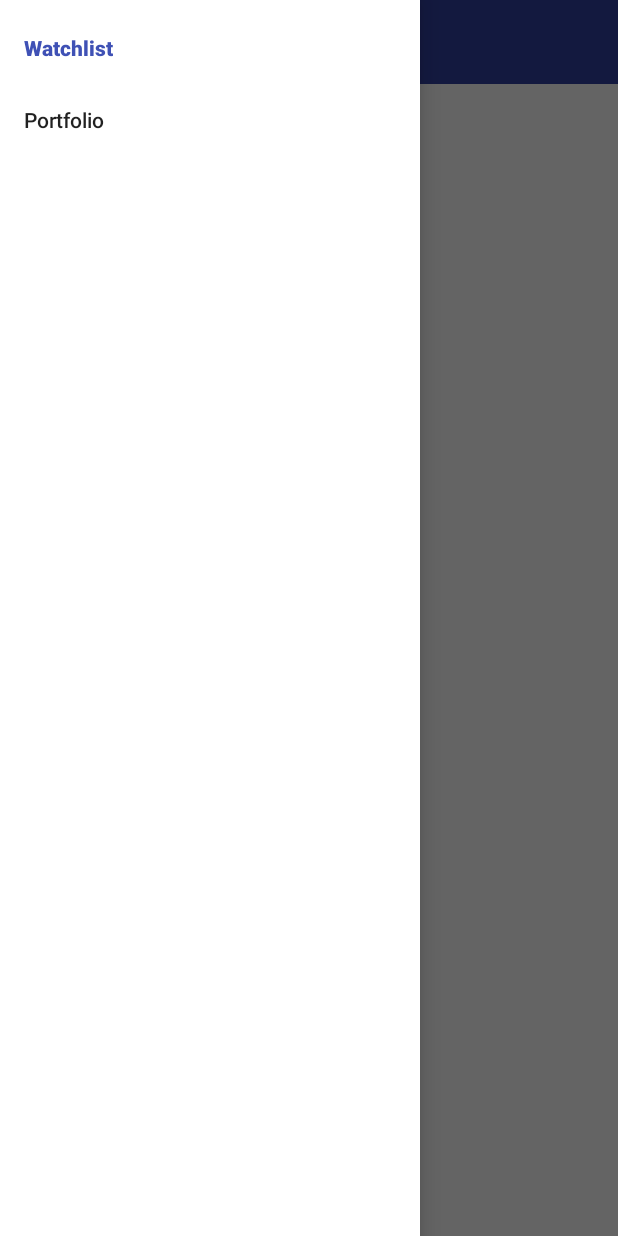
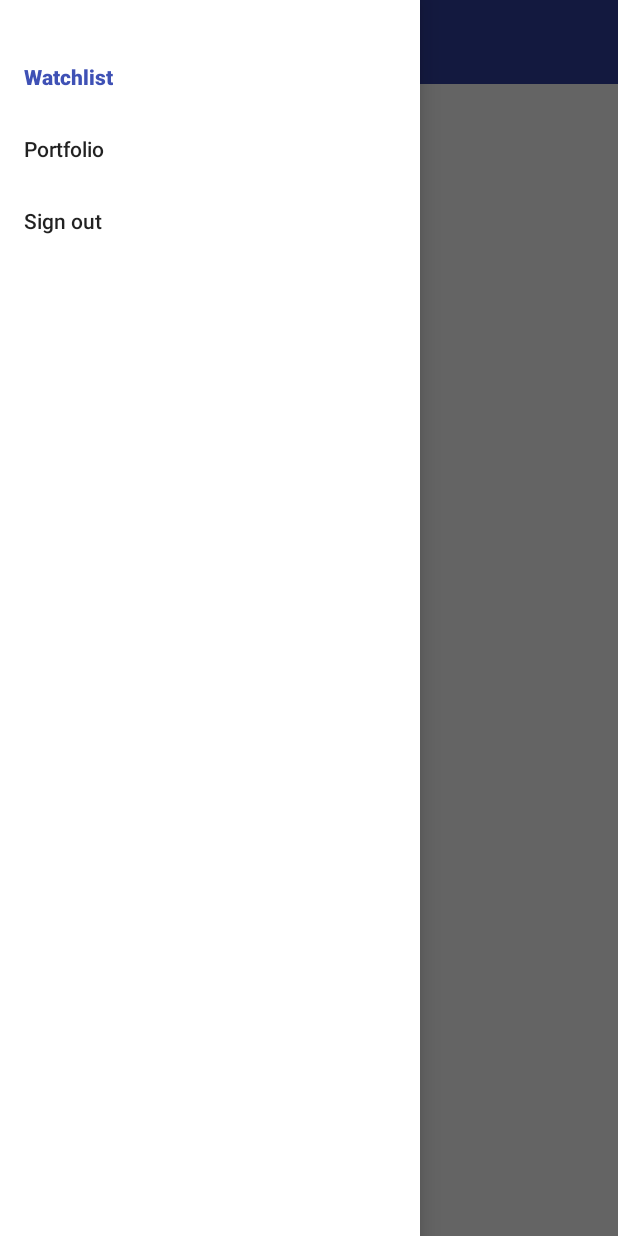
Before and after one commit to VirtualRobinhood/Robinhood, an Android app: the screen it shows after launch once a user with an empty profile is signed in (MainActivity), with the side drawer open, on a phone screen of 412 x 824 dp. Run offline under Robolectric (Android 15) with nearby library versions, the phone set to English and light mode, and no system bars; our stand-ins replace Firebase (no records; nobody signed in at launch, a user with empty details on screens opened directly); libraries missing offline, so code that uses them is left out: com.crashlytics.android, io.fabric.sdk; 1 statement that could not run was skipped.

Commit message:
--added nav header and moved sign out action into the nav drawer

```diff
--- a/app/src/main/java/com/codepath/virtualrobinhood/activities/LoginActivity.java
+++ b/app/src/main/java/com/codepath/virtualrobinhood/activities/LoginActivity.java
@@ -16,8 +16,6 @@ import com.google.android.gms.auth.api.signin.GoogleSignInOptions;
 import com.google.android.gms.auth.api.signin.GoogleSignInResult;
 import com.google.android.gms.common.ConnectionResult;
 import com.google.android.gms.common.api.GoogleApiClient;
-import com.google.android.gms.common.api.ResultCallback;
-import com.google.android.gms.common.api.Status;
 import com.google.android.gms.tasks.OnCompleteListener;
 import com.google.android.gms.tasks.Task;
 import com.google.firebase.auth.AuthCredential;
@@ -31,7 +29,7 @@ import io.fabric.sdk.android.Fabric;
 public class LoginActivity extends AppCompatActivity implements GoogleApiClient.OnConnectionFailedListener,
         View.OnClickListener {
 
-    private static final String TAG = "virtualrobinhood";
+    private static final String TAG = "vr:LoginActivity";
     private static final int RC_SIGN_IN = 9001;
 
     private FirebaseAuth mAuth;
@@ -58,8 +56,6 @@ public class LoginActivity extends AppCompatActivity implements GoogleApiClient.
         mAuth = FirebaseAuth.getInstance();
 
         findViewById(R.id.sign_in_button).setOnClickListener(this);
-        findViewById(R.id.btnSignOut).setOnClickListener(this);
-        findViewById(R.id.btnRevoke).setOnClickListener(this);
     }
 
     @Override
@@ -117,41 +113,15 @@ public class LoginActivity extends AppCompatActivity implements GoogleApiClient.
         startActivityForResult(signInIntent, RC_SIGN_IN);
     }
 
-    private void signOut() {
-        // Firebase sign out
-        mAuth.signOut();
-
-        // Google sign out
-        Auth.GoogleSignInApi.signOut(mGoogleApiClient).setResultCallback(
-                new ResultCallback<Status>() {
-                    @Override
-                    public void onResult(@NonNull Status status) {
-                        updateUI(null);
-                    }
-                });
-    }
-
-    private void revokeAccess() {
-        // Firebase sign out
-        mAuth.signOut();
-
-        // Google revoke access
-        Auth.GoogleSignInApi.revokeAccess(mGoogleApiClient).setResultCallback(
-                new ResultCallback<Status>() {
-                    @Override
-                    public void onResult(@NonNull Status status) {
-                        updateUI(null);
-                    }
-                });
-    }
-
     private void updateUI(FirebaseUser user) {
         if (user != null) {
             Intent intent = new Intent(this, MainActivity.class);
-            intent.putExtra("Email", user.getEmail());
+            intent.putExtra("uid", user.getUid());
+            intent.putExtra("email", user.getEmail());
+            intent.putExtra("displayName", user.getDisplayName());
             startActivity(intent);
         } else {
-            Toast.makeText(this, "Failed to sign in.", Toast.LENGTH_SHORT).show();
+            Log.d(TAG, "Failed to sign in an user.");
         }
     }
 
@@ -169,12 +139,6 @@ public class LoginActivity extends AppCompatActivity implements GoogleApiClient.
             case R.id.sign_in_button:
                 signIn();
                 break;
-            case R.id.btnSignOut:
-                signOut();
-                break;
-            case R.id.btnRevoke:
-                revokeAccess();
-                break;
             default:
                 break;
         }
--- a/app/src/main/java/com/codepath/virtualrobinhood/activities/MainActivity.java
+++ b/app/src/main/java/com/codepath/virtualrobinhood/activities/MainActivity.java
@@ -1,7 +1,9 @@
 package com.codepath.virtualrobinhood.activities;
 
+import android.content.Intent;
 import android.content.res.Configuration;
 import android.os.Bundle;
+import android.support.annotation.NonNull;
 import android.support.design.widget.NavigationView;
 import android.support.v4.app.Fragment;
 import android.support.v4.app.FragmentManager;
@@ -9,35 +11,60 @@ import android.support.v4.widget.DrawerLayout;
 import android.support.v7.app.ActionBarDrawerToggle;
 import android.support.v7.app.AppCompatActivity;
 import android.support.v7.widget.Toolbar;
+import android.util.Log;
 import android.view.MenuItem;
+import android.widget.TextView;
+import android.widget.Toast;
 
 import com.codepath.virtualrobinhood.R;
 import com.codepath.virtualrobinhood.fragments.PortfolioFragment;
 import com.codepath.virtualrobinhood.fragments.WatchlistFragment;
+import com.google.android.gms.auth.api.Auth;
+import com.google.android.gms.auth.api.signin.GoogleSignInOptions;
+import com.google.android.gms.common.ConnectionResult;
+import com.google.android.gms.common.api.GoogleApiClient;
+import com.google.android.gms.common.api.ResultCallback;
+import com.google.android.gms.common.api.Status;
+import com.google.firebase.auth.FirebaseAuth;
 
-public class MainActivity extends AppCompatActivity {
+public class MainActivity extends AppCompatActivity implements GoogleApiClient.OnConnectionFailedListener {
+    private static final String TAG = "vr:MainActivity";
 
     private DrawerLayout mDrawer;
     private Toolbar toolbar;
     private NavigationView nvDrawer;
     private ActionBarDrawerToggle drawerToggle;
+    private FirebaseAuth mAuth;
+    private GoogleApiClient mGoogleApiClient;
+    private TextView tvUsername;
 
     @Override
     protected void onCreate(Bundle savedInstanceState) {
         super.onCreate(savedInstanceState);
         setContentView(R.layout.activity_main);
 
-        /*
-        Intent intent = getIntent();
-        TextView tvEmail = (TextView) findViewById(R.id.tvEmail);
-        tvEmail.setText(intent.getStringExtra("Email"));
-        */
-
         // Find the toolbar view inside the activity layout
         toolbar = (Toolbar) findViewById(R.id.toolbar);
         // Sets the Toolbar to act as the ActionBar for this Activity window.
         // Make sure the toolbar exists in the activity and is not null
         setSupportActionBar(toolbar);
+
+        Intent intent = getIntent();
+        NavigationView navigationView = (NavigationView) findViewById(R.id.nvView);
+        tvUsername = navigationView.getHeaderView(0).findViewById(R.id.tvUsername);
+        tvUsername.setText(intent.getStringExtra("displayName"));
+
+        GoogleSignInOptions gso = new GoogleSignInOptions.Builder(GoogleSignInOptions.DEFAULT_SIGN_IN)
+                .requestIdToken(getString(R.string.default_web_client_id))
+                .requestEmail()
+                .build();
+
+        mGoogleApiClient = new GoogleApiClient.Builder(this)
+                .enableAutoManage(this /* FragmentActivity */, this /* OnConnectionFailedListener */)
+                .addApi(Auth.GOOGLE_SIGN_IN_API, gso)
+                .build();
+
+        mAuth = FirebaseAuth.getInstance();
 
         // Find our drawer view
         mDrawer = (DrawerLayout) findViewById(R.id.drawer_layout);
@@ -78,6 +105,9 @@ public class MainActivity extends AppCompatActivity {
             case R.id.nav_portfolio:
                 fragmentClass = PortfolioFragment.class;
                 break;
+            case R.id.nav_sign_out:
+                signOut();
+                return;
             default:
                 fragmentClass = PortfolioFragment.class;
         }
@@ -126,9 +156,32 @@ public class MainActivity extends AppCompatActivity {
         return super.onOptionsItemSelected(item);
     }
 
+    @Override
+    public void onConnectionFailed(@NonNull ConnectionResult connectionResult) {
+        // An unresolvable error has occurred and Google APIs (including Sign-In) will not
+        // be available.
+        Log.d(TAG, "onConnectionFailed:" + connectionResult);
+        Toast.makeText(this, "Google Play Services error.", Toast.LENGTH_SHORT).show();
+    }
+
     private ActionBarDrawerToggle setupDrawerToggle() {
         // NOTE: Make sure you pass in a valid toolbar reference.  ActionBarDrawToggle() does not require it
         // and will not render the hamburger icon without it.
         return new ActionBarDrawerToggle(this, mDrawer, toolbar, R.string.drawer_open, R.string.drawer_close);
     }
+
+    private void signOut() {
+        // Firebase sign out
+        mAuth.signOut();
+
+        // Google sign out
+        Auth.GoogleSignInApi.signOut(mGoogleApiClient).setResultCallback(
+                new ResultCallback<Status>() {
+                    @Override
+                    public void onResult(@NonNull Status status) {
+                        Intent signOutIntent = new Intent(MainActivity.this, LoginActivity.class);
+                        startActivity(signOutIntent);
+                    }
+                });
+    }
 }
--- a/app/src/main/res/layout/activity_main.xml
+++ b/app/src/main/res/layout/activity_main.xml
@@ -31,5 +31,6 @@
         android:layout_height="match_parent"
         android:layout_gravity="start"
         android:background="@android:color/white"
-        app:menu="@menu/drawer_view" />
+        app:menu="@menu/drawer_view"
+        app:headerLayout="@layout/nav_header"/>
 </android.support.v4.widget.DrawerLayout>
--- /dev/null
+++ b/app/src/main/res/layout/nav_header.xml
@@ -0,0 +1,11 @@
+<?xml version="1.0" encoding="utf-8"?>
+<LinearLayout xmlns:android="http://schemas.android.com/apk/res/android"
+    android:orientation="vertical"
+    android:layout_width="match_parent"
+    android:layout_height="match_parent">
+
+    <TextView
+        android:id="@+id/tvUsername"
+        android:layout_width="match_parent"
+        android:layout_height="wrap_content" />
+</LinearLayout>
--- a/app/src/main/res/menu/drawer_view.xml
+++ b/app/src/main/res/menu/drawer_view.xml
@@ -6,4 +6,7 @@
     <item
         android:id="@+id/nav_portfolio"
         android:title="@string/portfolio" />
+    <item
+        android:id="@+id/nav_sign_out"
+        android:title="@string/sign_out" />
 </menu>
--- a/app/src/main/res/values/strings.xml
+++ b/app/src/main/res/values/strings.xml
@@ -4,4 +4,5 @@
     <string name="drawer_close">Close navigation drawer</string>
     <string name="watchlist">Watchlist</string>
     <string name="portfolio">Portfolio</string>
+    <string name="sign_out">Sign out</string>
 </resources>
```
Also changed, not shown: app/src/main/res/layout/activity_login.xml (+12 -21 lines).
